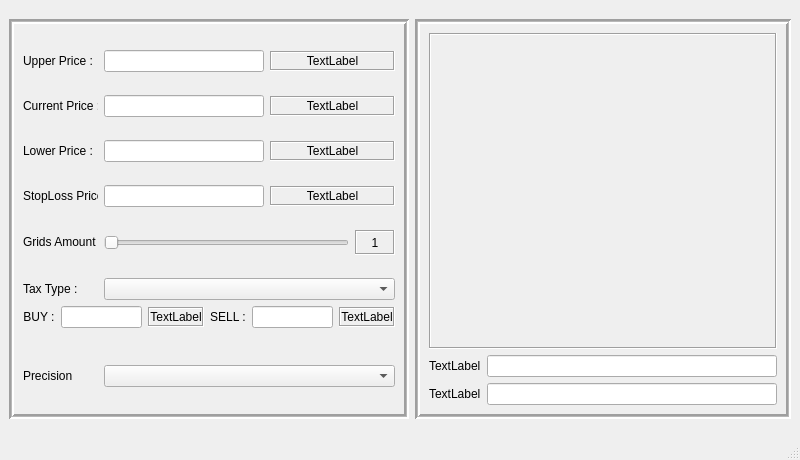
Before: the Qt Designer form mainwindow.ui in qrlik/gridExchangeCalculator, drawn with Qt 5.
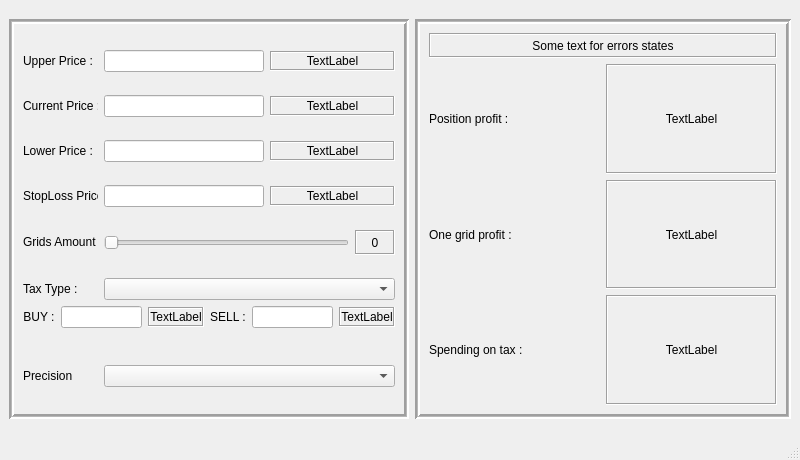
After: the same form once the commit is applied. Custom widgets are drawn as their Qt base class.

```diff
--- a/mainwindow.ui
+++ b/mainwindow.ui
@@ -506,7 +506,7 @@
             <enum>QFrame::Sunken</enum>
            </property>
            <property name="text">
-            <string>1</string>
+            <string>0</string>
            </property>
            <property name="textFormat">
             <enum>Qt::AutoText</enum>
@@ -732,12 +732,33 @@
       <layout class="QVBoxLayout" name="verticalLayout_5">
        <item>
         <widget class="StateLabel" name="inputInfoStateLabel">
+         <property name="sizePolicy">
+          <sizepolicy hsizetype="Preferred" vsizetype="Fixed">
+           <horstretch>0</horstretch>
+           <verstretch>0</verstretch>
+          </sizepolicy>
+         </property>
+         <property name="minimumSize">
+          <size>
+           <width>0</width>
+           <height>25</height>
+          </size>
+         </property>
+         <property name="maximumSize">
+          <size>
+           <width>16777215</width>
+           <height>25</height>
+          </size>
+         </property>
          <property name="frameShape">
           <enum>QFrame::Box</enum>
          </property>
          <property name="frameShadow">
           <enum>QFrame::Sunken</enum>
          </property>
+         <property name="text">
+          <string>Some text for errors states</string>
+         </property>
          <property name="alignment">
           <set>Qt::AlignCenter</set>
          </property>
@@ -748,21 +769,24 @@
          <item>
           <widget class="QLabel" name="label_2">
            <property name="text">
-            <string>TextLabel</string>
+            <string>Position profit :</string>
            </property>
           </widget>
          </item>
          <item>
-          <widget class="QLineEdit" name="lineEdit_2">
-           <property name="inputMask">
-            <string/>
+          <widget class="QLabel" name="label">
+           <property name="frameShape">
+            <enum>QFrame::Box</enum>
+           </property>
+           <property name="frameShadow">
+            <enum>QFrame::Sunken</enum>
+           </property>
+           <property name="text">
+            <string>TextLabel</string>
            </property>
            <property name="alignment">
             <set>Qt::AlignCenter</set>
            </property>
-           <property name="placeholderText">
-            <string/>
-           </property>
           </widget>
          </item>
         </layout>
@@ -772,12 +796,52 @@
          <item>
           <widget class="QLabel" name="label_4">
            <property name="text">
+            <string>One grid profit :</string>
+           </property>
+          </widget>
+         </item>
+         <item>
+          <widget class="QLabel" name="label_3">
+           <property name="frameShape">
+            <enum>QFrame::Box</enum>
+           </property>
+           <property name="frameShadow">
+            <enum>QFrame::Sunken</enum>
+           </property>
+           <property name="text">
             <string>TextLabel</string>
            </property>
+           <property name="alignment">
+            <set>Qt::AlignCenter</set>
+           </property>
           </widget>
          </item>
+        </layout>
+       </item>
+       <item>
+        <layout class="QHBoxLayout" name="horizontalLayout">
          <item>
-          <widget class="QLineEdit" name="lineEdit_4"/>
+          <widget class="QLabel" name="label_5">
+           <property name="text">
+            <string>Spending on tax :</string>
+           </property>
+          </widget>
+         </item>
+         <item>
+          <widget class="QLabel" name="label_6">
+           <property name="frameShape">
+            <enum>QFrame::Box</enum>
+           </property>
+           <property name="frameShadow">
+            <enum>QFrame::Sunken</enum>
+           </property>
+           <property name="text">
+            <string>TextLabel</string>
+           </property>
+           <property name="alignment">
+            <set>Qt::AlignCenter</set>
+           </property>
+          </widget>
          </item>
         </layout>
        </item>
```
Left out of the diff: 6 changed lines with no effect on the pictures.
